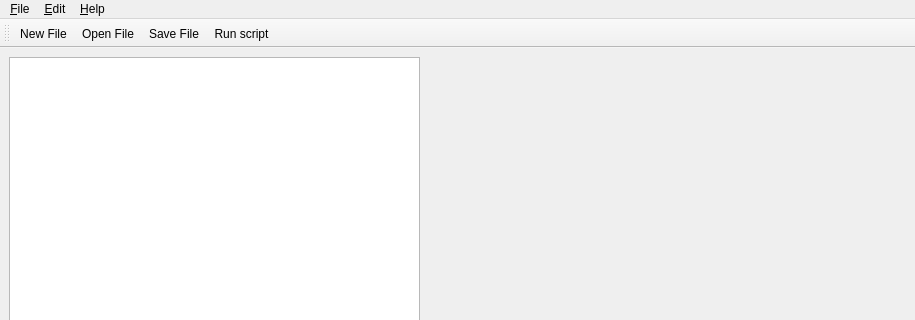
First picture: the form in qjabs/mainwindow.ui, repository JYU-IBA/jabs, before the edit; both pictures show x 0 to 915 and y 0 to 320 of the 915 by 678 pixel window.
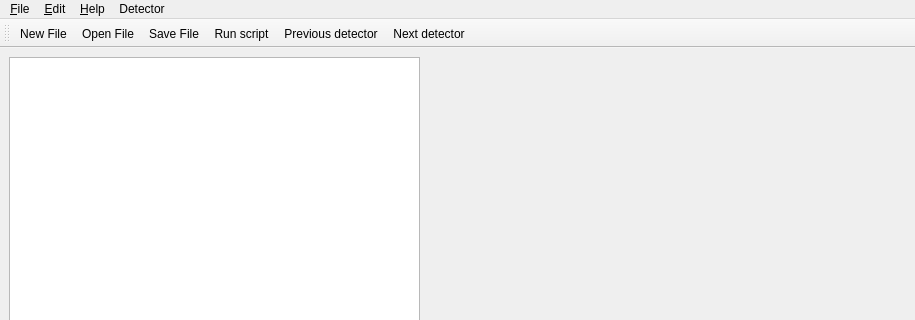
Second picture: the form after the edit. Icons and pictures are not drawn. Custom widgets are drawn as their Qt base class.

Commit message: Added actions with shortcuts and icons for previous/next detector (plot).

```diff
--- a/qjabs/mainwindow.ui
+++ b/qjabs/mainwindow.ui
@@ -200,9 +200,17 @@
     <addaction name="action_Plot"/>
     <addaction name="actionPreferences"/>
    </widget>
+   <widget class="QMenu" name="menuDetector">
+    <property name="title">
+     <string>Detector</string>
+    </property>
+    <addaction name="actionNext_detector"/>
+    <addaction name="actionPrevious_detector"/>
+   </widget>
    <addaction name="menu_File"/>
    <addaction name="menu_Edit"/>
    <addaction name="menu_Help"/>
+   <addaction name="menuDetector"/>
   </widget>
   <widget class="QStatusBar" name="statusbar"/>
   <widget class="QToolBar" name="toolBar">
@@ -219,6 +227,8 @@
    <addaction name="action_Open_File"/>
    <addaction name="action_Save_File"/>
    <addaction name="action_Run"/>
+   <addaction name="actionPrevious_detector"/>
+   <addaction name="actionNext_detector"/>
   </widget>
   <action name="action_Run">
    <property name="icon">
@@ -292,6 +302,24 @@
     <string>IDF...</string>
    </property>
   </action>
+  <action name="actionNext_detector">
+   <property name="icon">
+    <iconset resource="icons.qrc">
+     <normaloff>:/icons/chevron-right.svg</normaloff>:/icons/chevron-right.svg</iconset>
+   </property>
+   <property name="text">
+    <string>Next detector</string>
+   </property>
+  </action>
+  <action name="actionPrevious_detector">
+   <property name="icon">
+    <iconset resource="icons.qrc">
+     <normaloff>:/icons/chevron-left.svg</normaloff>:/icons/chevron-left.svg</iconset>
+   </property>
+   <property name="text">
+    <string>Previous detector</string>
+   </property>
+  </action>
  </widget>
  <customwidgets>
   <customwidget>
```
Left out of the diff: 2 changed lines with no effect on the pictures. The commit also changes 5 other files.
